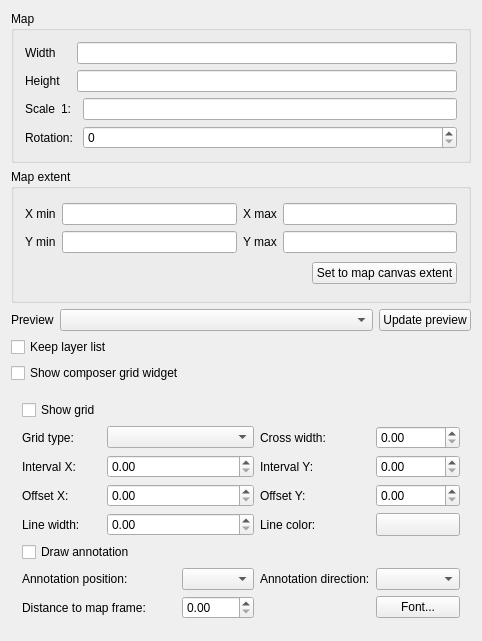
Qt form qgis/src/ui/qgscomposermapwidgetbase.ui (sourcepole/qgis) before a commit.
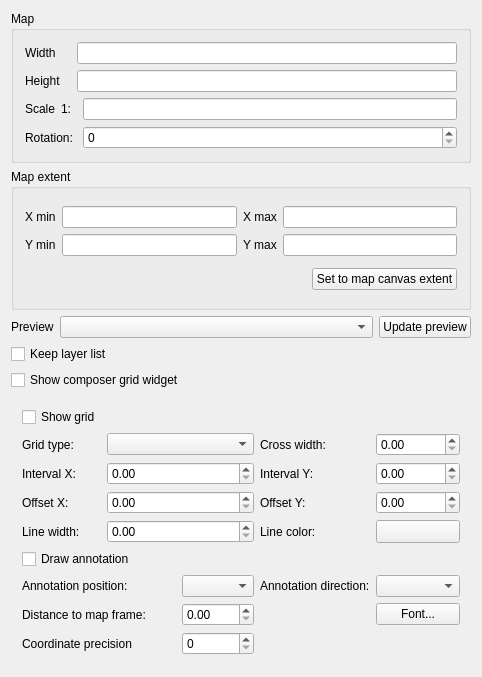
The same form after that commit. Custom widgets are drawn as their Qt base class.

Commit message: Possibility to choose the precision of composer grid annotations

Patch:
```diff
--- a/qgis/src/ui/qgscomposermapwidgetbase.ui
+++ b/qgis/src/ui/qgscomposermapwidgetbase.ui
@@ -7,7 +7,7 @@
     <x>0</x>
     <y>0</y>
     <width>482</width>
-    <height>641</height>
+    <height>677</height>
    </rect>
   </property>
   <property name="sizePolicy">
@@ -412,6 +412,16 @@
         </property>
        </widget>
       </item>
+      <item row="8" column="0" colspan="2">
+       <widget class="QLabel" name="mCoordinatePrecisionLabel">
+        <property name="text">
+         <string>Coordinate precision</string>
+        </property>
+       </widget>
+      </item>
+      <item row="8" column="2">
+       <widget class="QSpinBox" name="mCoordinatePrecisionSpinBox"/>
+      </item>
      </layout>
     </widget>
    </item>
```
The commit also changes 5 other files.
